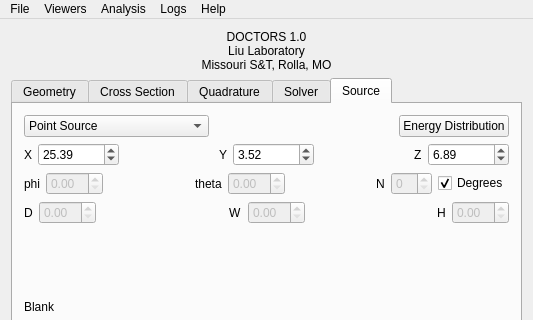
Old version of the form doctors/mainwindow.ui in the repository eNorris/thesis; both pictures show x 0 to 533 and y 0 to 320 of the 533 by 525 pixel window.
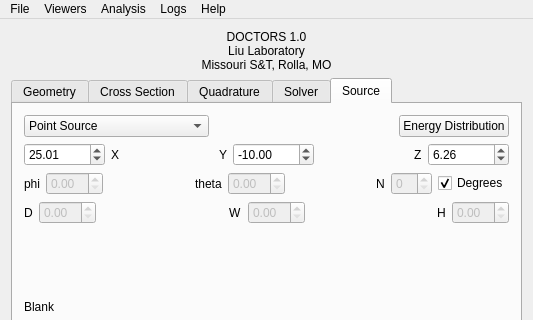
New version of the form. Custom widgets are drawn as their Qt base class.

Commit message: Updated the UI to the correct defaults

Patch:
```diff
--- a/doctors/mainwindow.ui
+++ b/doctors/mainwindow.ui
@@ -633,6 +633,22 @@
         </item>
         <item>
          <layout class="QHBoxLayout" name="horizontalLayout_12">
+          <item>
+           <widget class="QDoubleSpinBox" name="sourceXDoubleSpinBox">
+            <property name="decimals">
+             <number>2</number>
+            </property>
+            <property name="minimum">
+             <double>-10000.000000000000000</double>
+            </property>
+            <property name="maximum">
+             <double>10000.000000000000000</double>
+            </property>
+            <property name="value">
+             <double>25.010000000000002</double>
+            </property>
+           </widget>
+          </item>
           <item>
            <widget class="QLabel" name="label_9">
             <property name="text">
@@ -640,22 +656,6 @@
             </property>
            </widget>
           </item>
-          <item>
-           <widget class="QDoubleSpinBox" name="sourceXDoubleSpinBox">
-            <property name="decimals">
-             <number>2</number>
-            </property>
-            <property name="minimum">
-             <double>-10000.000000000000000</double>
-            </property>
-            <property name="maximum">
-             <double>10000.000000000000000</double>
-            </property>
-            <property name="value">
-             <double>25.390000000000001</double>
-            </property>
-           </widget>
-          </item>
           <item>
            <spacer name="horizontalSpacer_7">
             <property name="orientation">
@@ -688,7 +688,7 @@
              <double>10000.000000000000000</double>
             </property>
             <property name="value">
-             <double>3.520000000000000</double>
+             <double>-10.000000000000000</double>
             </property>
            </widget>
           </item>
@@ -724,7 +724,7 @@
              <double>10000.000000000000000</double>
             </property>
             <property name="value">
-             <double>6.890000000000000</double>
+             <double>6.260000000000000</double>
             </property>
            </widget>
           </item>
```
The commit also changes 2 other files.
